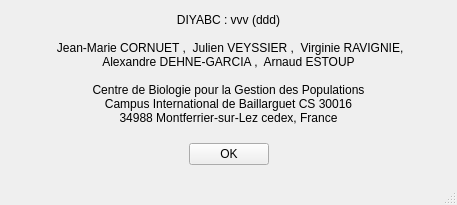
Qt form python_interface/uis/about.ui (cbgp/diyabc) before a commit.
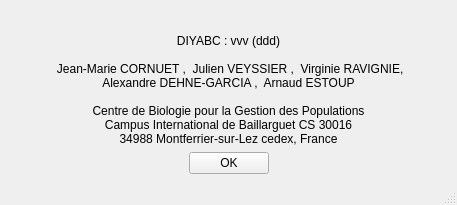
The same form after that commit.

The edit to the form file:
```diff
--- a/python_interface/uis/about.ui
+++ b/python_interface/uis/about.ui
@@ -18,6 +18,16 @@
   </property>
   <widget class="QWidget" name="centralwidget">
    <layout class="QVBoxLayout" name="verticalLayout">
+    <item>
+     <widget class="QLabel" name="logoLabel">
+      <property name="text">
+       <string/>
+      </property>
+      <property name="alignment">
+       <set>Qt::AlignCenter</set>
+      </property>
+     </widget>
+    </item>
     <item>
      <widget class="QLabel" name="infoLabel">
       <property name="text">
```
